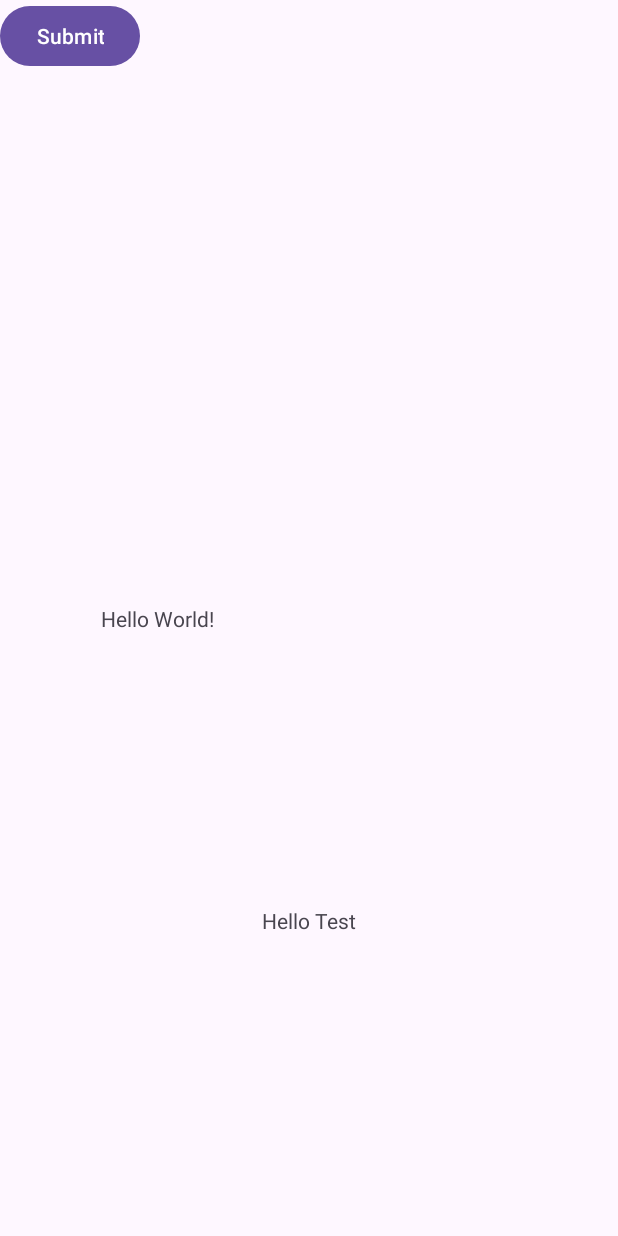
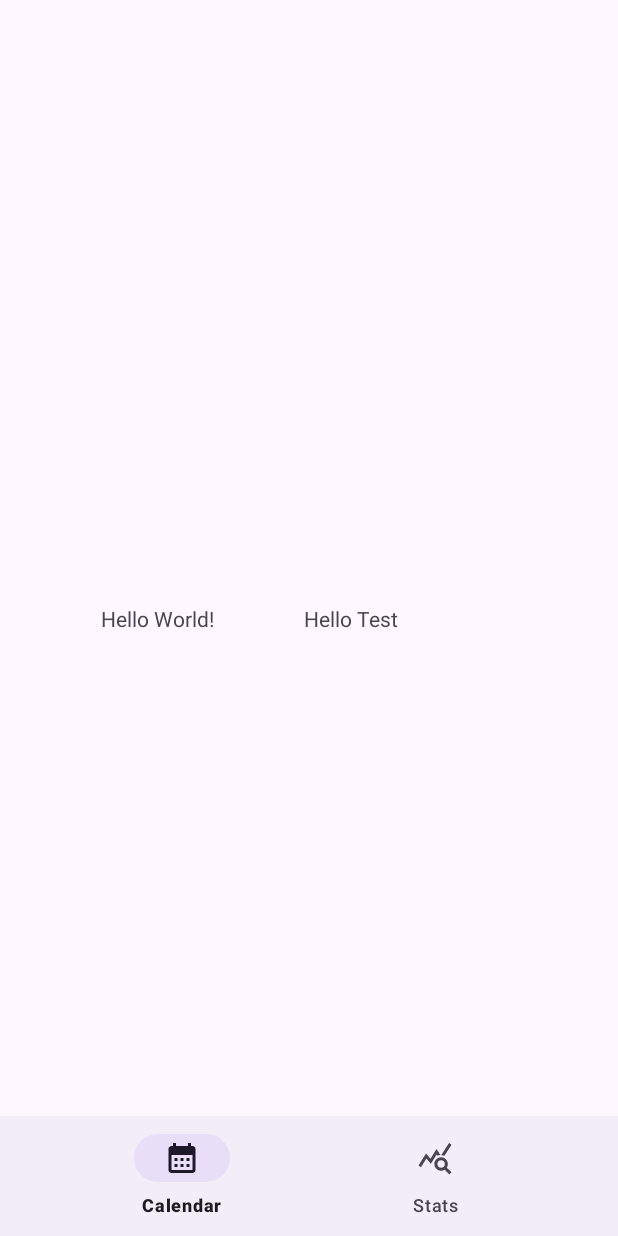
Before and after one commit to RichardFedak/tva, an Android app: the screen it shows after launch (MainActivity), on a phone screen of 412 x 824 dp. Run offline under Robolectric (Android 15) with nearby library versions, the phone set to English and light mode, and no system bars.

Commit message:
Add bottom bar + fragments

```diff
--- a/app/src/main/AndroidManifest.xml
+++ b/app/src/main/AndroidManifest.xml
@@ -7,7 +7,7 @@
         android:dataExtractionRules="@xml/data_extraction_rules"
         android:fullBackupContent="@xml/backup_rules"
         android:icon="@mipmap/ic_launcher"
-        android:label="@string/app_name"
+        android:label="@string/app_name_short"
         android:roundIcon="@mipmap/ic_launcher_round"
         android:supportsRtl="true"
         android:theme="@style/Theme.MyApplication"
--- /dev/null
+++ b/app/src/main/res/drawable/baseline_calendar_month_24.xml
@@ -0,0 +1,5 @@
+<vector android:height="24dp" android:tint="#000000"
+    android:viewportHeight="24" android:viewportWidth="24"
+    android:width="24dp" xmlns:android="http://schemas.android.com/apk/res/android">
+    <path android:fillColor="@android:color/white" android:pathData="M19,4h-1V2h-2v2H8V2H6v2H5C3.89,4 3.01,4.9 3.01,6L3,20c0,1.1 0.89,2 2,2h14c1.1,0 2,-0.9 2,-2V6C21,4.9 20.1,4 19,4zM19,20H5V10h14V20zM9,14H7v-2h2V14zM13,14h-2v-2h2V14zM17,14h-2v-2h2V14zM9,18H7v-2h2V18zM13,18h-2v-2h2V18zM17,18h-2v-2h2V18z"/>
+</vector>
--- /dev/null
+++ b/app/src/main/res/drawable/baseline_query_stats_24.xml
@@ -0,0 +1,5 @@
+<vector android:height="24dp" android:tint="#000000"
+    android:viewportHeight="24" android:viewportWidth="24"
+    android:width="24dp" xmlns:android="http://schemas.android.com/apk/res/android">
+    <path android:fillColor="@android:color/white" android:pathData="M19.88,18.47c0.44,-0.7 0.7,-1.51 0.7,-2.39c0,-2.49 -2.01,-4.5 -4.5,-4.5s-4.5,2.01 -4.5,4.5s2.01,4.5 4.49,4.5c0.88,0 1.7,-0.26 2.39,-0.7L21.58,23L23,21.58L19.88,18.47zM16.08,18.58c-1.38,0 -2.5,-1.12 -2.5,-2.5c0,-1.38 1.12,-2.5 2.5,-2.5s2.5,1.12 2.5,2.5C18.58,17.46 17.46,18.58 16.08,18.58zM15.72,10.08c-0.74,0.02 -1.45,0.18 -2.1,0.45l-0.55,-0.83l-3.8,6.18l-3.01,-3.52l-3.63,5.81L1,17l5,-8l3,3.5L13,6C13,6 15.72,10.08 15.72,10.08zM18.31,10.58c-0.64,-0.28 -1.33,-0.45 -2.05,-0.49c0,0 5.12,-8.09 5.12,-8.09L23,3.18L18.31,10.58z"/>
+</vector>
--- a/app/src/main/res/layout/activity_main.xml
+++ b/app/src/main/res/layout/activity_main.xml
@@ -6,6 +6,17 @@
     android:layout_width="match_parent"
     android:layout_height="match_parent"
     tools:context=".MainActivity">
+
+    <FrameLayout
+        android:id="@+id/frameLayout"
+        android:layout_width="0dp"
+        android:layout_height="0dp"
+        app:layout_constraintBottom_toTopOf="@+id/bottomNav"
+        app:layout_constraintEnd_toEndOf="parent"
+        app:layout_constraintStart_toStartOf="parent"
+        app:layout_constraintTop_toTopOf="parent">
+
+    </FrameLayout>
 
     <TextView
         android:id="@+id/hello"
@@ -22,17 +33,22 @@
         android:layout_width="wrap_content"
         android:layout_height="wrap_content"
         android:text="@string/hello_2"
-        app:layout_constraintStart_toStartOf="parent"
         app:layout_constraintBottom_toBottomOf="parent"
         app:layout_constraintEnd_toEndOf="parent"
-        app:layout_constraintTop_toTopOf="@id/hello" />
+        app:layout_constraintHorizontal_bias="0.58"
+        app:layout_constraintStart_toStartOf="parent"
+        app:layout_constraintTop_toTopOf="@id/hello"
+        app:layout_constraintVertical_bias="0.0" />
 
-    <com.google.android.material.button.MaterialButton
-        android:id="@+id/button1"
-        android:layout_width="wrap_content"
+    <com.google.android.material.bottomnavigation.BottomNavigationView
+        android:id="@+id/bottomNav"
+        android:layout_width="0dp"
         android:layout_height="wrap_content"
-        android:text="@string/submit"
-        tools:layout_editor_absoluteX="134dp"
-        tools:layout_editor_absoluteY="158dp" />
+        app:layout_constraintBottom_toBottomOf="parent"
+        app:layout_constraintEnd_toEndOf="parent"
+        app:layout_constraintStart_toStartOf="parent"
+        app:menu="@menu/bottom_nav">
+
+    </com.google.android.material.bottomnavigation.BottomNavigationView>
 
 </androidx.constraintlayout.widget.ConstraintLayout>
--- /dev/null
+++ b/app/src/main/res/menu/bottom_nav.xml
@@ -0,0 +1,16 @@
+<?xml version="1.0" encoding="utf-8"?>
+<menu xmlns:android="http://schemas.android.com/apk/res/android">
+
+    <item
+        android:id="@+id/bottom_nav_calendar"
+        android:layout_width="wrap_content"
+        android:layout_height="wrap_content"
+        android:icon="@drawable/baseline_calendar_month_24"
+        android:title="@string/bottom_nav_calendar" />
+    <item
+        android:id="@+id/bottom_nav_stats"
+        android:layout_width="wrap_content"
+        android:layout_height="wrap_content"
+        android:icon="@drawable/baseline_query_stats_24"
+        android:title="@string/bottom_nav_stats" />
+</menu>
--- a/app/src/main/res/values/strings.xml
+++ b/app/src/main/res/values/strings.xml
@@ -1,5 +1,8 @@
 <resources>
-    <string name="app_name">My Application</string>
+    <string name="app_name">Spending tracker</string>
+    <string name="app_name_short">SPA</string>
+    <string name="bottom_nav_calendar">Calendar</string>
+    <string name="bottom_nav_stats">Stats</string>
     <string name="hello_2">Hello Test</string>
     <string name="submit">Submit</string>
 </resources>
```
Also changed, not shown: app/src/main/java/com/example/myapplication/Calendar.kt (added, +59 -0 lines), app/src/main/java/com/example/myapplication/Stats.kt (added, +59 -0 lines), app/src/main/res/layout/fragment_calendar.xml (added, +14 -0 lines), app/src/main/res/layout/fragment_stats.xml (added, +14 -0 lines), 1 other file.
